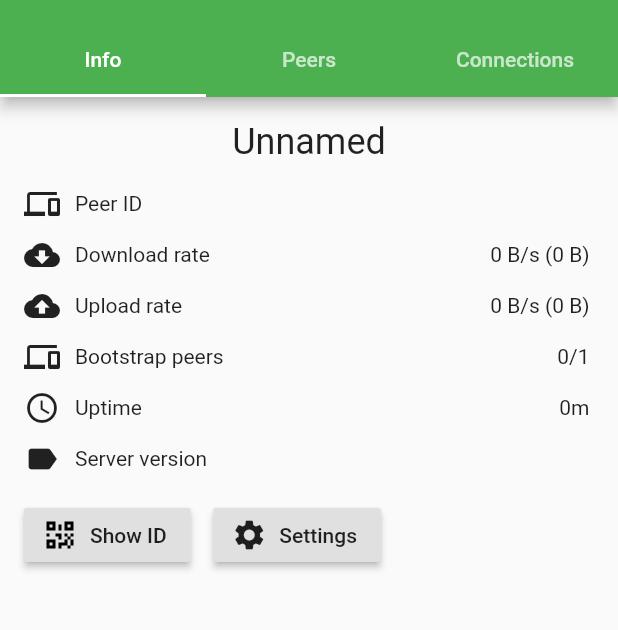
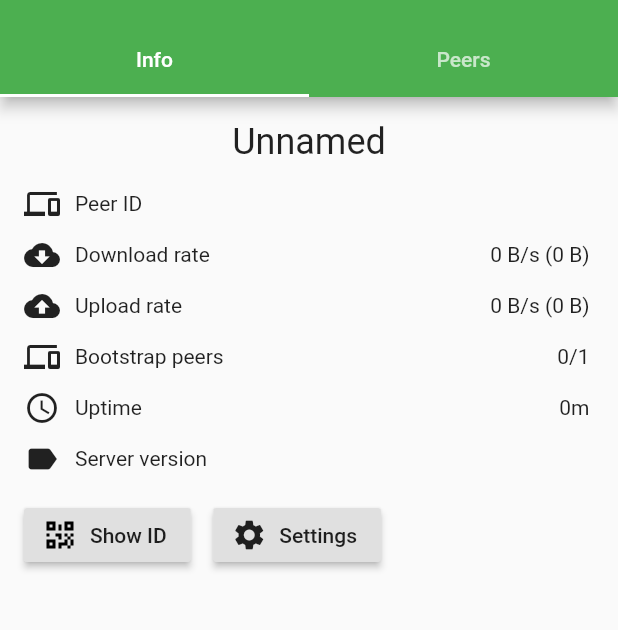
Before and after one commit to anywherelan/awl-flutter, a Flutter app: the screen it shows after launch, on a phone screen of 412 x 824 dp, the part 59-689 px from its top. Run offline on Flutter 3.47's test engine with Material 2 defaults, Android fonts, the phone set to English and light mode, and no system bars; our stand-ins replace flutter_local_notifications, overlay_support, permission_handler, qr_flutter, share_plus; missing offline and left inert: dart:html, flutter_file_dialog, qr_code_scanner; network calls fail; statements that could not run were skipped.

Commit message:
remove connections tab

```diff
--- a/lib/main.dart
+++ b/lib/main.dart
@@ -2,7 +2,6 @@ import 'package:flutter/foundation.dart' show kIsWeb;
 import 'package:flutter/material.dart';
 import 'package:anywherelan/peers_list_tab.dart';
 import 'package:anywherelan/info_tab.dart';
-import 'package:anywherelan/connections_tab.dart';
 import 'package:anywherelan/drawer.dart';
 import 'package:anywherelan/add_peer.dart';
 import 'package:anywherelan/settings_screen.dart';
@@ -11,33 +10,6 @@ import 'package:anywherelan/notifications.dart' as notif;
 import 'package:anywherelan/data_service.dart';
 import 'package:anywherelan/server_interop/server_interop.dart';
 import 'package:overlay_support/overlay_support.dart';
-import 'package:flutter/foundation.dart' show kIsWeb;
-
-// TODO
-//  - в настройках приложения возможность указать адрес сервера. Для этого также понадобится в конфиге сервера добавить опцию "AllowCORS bool"
-//  - обработка ошибок сети в api.dart
-// DONE  - ! придумать что-то с таймерами. отключать фоновую работу при переходе на новые route, когда на другой вкладке, когда приложение свернуто
-//  - шрифты везде побольше, особенно логи и debug info
-//  - ? кнопка 'Add new peer' появляется с какой-то слишком длинной задержкой -- только при свайпах по табам
-// DONE  - на сервере не создавать папки peerstore и не обращаться к exe для поиска пути в init()
-//  - на сервере добавить API для рестарта программы - для импорта конфига например. связано с автообновлением
-// DONE  - в списке пиров отображать доступные и проброшенные порты - для этого надо обновить АПИ
-// DONE  - примитивное отображение connections
-// DONE  - кнопка поделиться peerID - вернуть. Сделать как на скрине, см тф
-// DONE  - info_tab: uptime меньше 1 минуты не пишется. Надо выводить 0m
-//  - плохо открывается Debug info - возможно надо перенести парсинг json в isolation. Либо дело в большом кол-ве SelectableText
-// DONE  - у только добавленных пиров отображается отрицательный last seen
-//  - I/Choreographer(26731): Skipped 40 frames!  The application may be doing too much work on its main thread.
-//  - лог должен сохраняться между принудительными рестартами внутри программы
-//  - экспорт конфига из браузера (file picker). см https://stackoverflow.com/a/29650941 || https://rodolfohernan20.blogspot.com/2019/12/upload-files-to-server-with-flutter-web.html
-//        || https://github.com/flutter/flutter/issues/36281#issuecomment-514608895
-//  - найти во флаттере какое-нибудь событие 'onAppClose', подписаться на него чтобы правильно завершать сервер --- наверное лучше делать это со стороны джавы
-//  - server: перенести static пакет и остальное по-максимуму из cmd/peerlan-tray, чтобы можно было переиспользовать для серверного билда (например с build tag)
-// DONE  - добавить иконки у списка пиров как у инфо о пире
-//  - project layout. все файлы с UI вынести в отдельную папку,
-//  -
-//  -
-//  -
 
 void main() async {
   if (kIsWeb) {
@@ -94,19 +66,11 @@ Future<void> initAndroid() async {
 class MyApp extends StatelessWidget {
   @override
   Widget build(BuildContext context) {
-    notif.globalTheme = ThemeData.light();
     notif.globalTheme = ThemeData(
+      brightness: Brightness.light,
       primarySwatch: Colors.green,
       visualDensity: VisualDensity.adaptivePlatformDensity,
-//      textTheme: TextTheme(
-//        headline1: TextStyle(fontSize: 72.0, fontWeight: FontWeight.bold),
-//        headline6: TextStyle(fontSize: 36.0, fontStyle: FontStyle.italic),
-//        bodyText1: TextStyle(fontSize: 14.0, fontFamily: 'Hind'),
-//        bodyText2: TextStyle(fontSize: 14.0, fontFamily: 'Hind'),
-//      ),
     );
-
-//    globalTheme = ThemeData.light().copyWith(primatextTheme: TextTheme());
 
     final app = MaterialApp(
       title: 'Anywherelan',
@@ -142,7 +106,7 @@ class MyHomePage extends StatefulWidget {
 }
 
 class _MyHomePageState extends State<MyHomePage> with SingleTickerProviderStateMixin, WidgetsBindingObserver {
-  TabController? _tabController;
+  late TabController _tabController;
   final _notificationsService = notif.NotificationsService();
 
   @override
@@ -152,7 +116,7 @@ class _MyHomePageState extends State<MyHomePage> with SingleTickerProviderStateM
     _notificationsService.init();
     WidgetsBinding.instance!.addObserver(this);
 
-    _tabController = TabController(vsync: this, length: 3)
+    _tabController = TabController(vsync: this, length: 2)
       ..addListener(() {
         _tabChangeListener();
         // хак, чтобы вызвать build и обновить FloatingActionButton
@@ -165,7 +129,7 @@ class _MyHomePageState extends State<MyHomePage> with SingleTickerProviderStateM
   @override
   void dispose() {
 //    _tabController.removeListener(_handleTabIndex);
-    _tabController!.dispose();
+    _tabController.dispose();
 
     WidgetsBinding.instance!.removeObserver(this);
     _notificationsService.close();
@@ -177,14 +141,12 @@ class _MyHomePageState extends State<MyHomePage> with SingleTickerProviderStateM
   void _tabChangeListener() {
     myPeerInfoDataService.disableTimer();
     knownPeersDataService.disableTimer();
-    switch (_tabController!.index) {
+    switch (_tabController.index) {
       case 0:
         myPeerInfoDataService.enableTimer();
         break;
       case 1:
         knownPeersDataService.enableTimer();
-        break;
-      case 2:
         break;
     }
   }
@@ -210,7 +172,7 @@ class _MyHomePageState extends State<MyHomePage> with SingleTickerProviderStateM
   @override
   Widget build(BuildContext context) {
     FloatingActionButton? actionButton;
-    if (_tabController!.index == 1) {
+    if (_tabController.index == 1) {
       actionButton = FloatingActionButton(
         tooltip: 'Add new peer',
         onPressed: () {
@@ -229,7 +191,6 @@ class _MyHomePageState extends State<MyHomePage> with SingleTickerProviderStateM
           tabs: [
             Tab(text: 'Info'),
             Tab(text: 'Peers'),
-            Tab(text: 'Connections'),
           ],
         ),
       ),
@@ -239,7 +200,6 @@ class _MyHomePageState extends State<MyHomePage> with SingleTickerProviderStateM
           child: TabBarView(controller: _tabController, children: [
             MyInfoPage(),
             PeersListPage(),
-            ConnectionsPage(),
           ])),
       // TODO: попробовать перенести в PeersListPage, отображая как-нибудь поверх
       // https://stackoverflow.com/a/53399707
--- a/lib/notifications.dart
+++ b/lib/notifications.dart
@@ -257,7 +257,7 @@ int generateNotificationId(String id) {
 }
 
 final GlobalKey<NavigatorState> navigatorKey = new GlobalKey<NavigatorState>();
-ThemeData? globalTheme;
+late ThemeData globalTheme;
 
 // TODO: придумать способ без этого хака
 
```
Also changed, not shown: lib/connections_tab.dart (deleted, +0 -25 lines).
